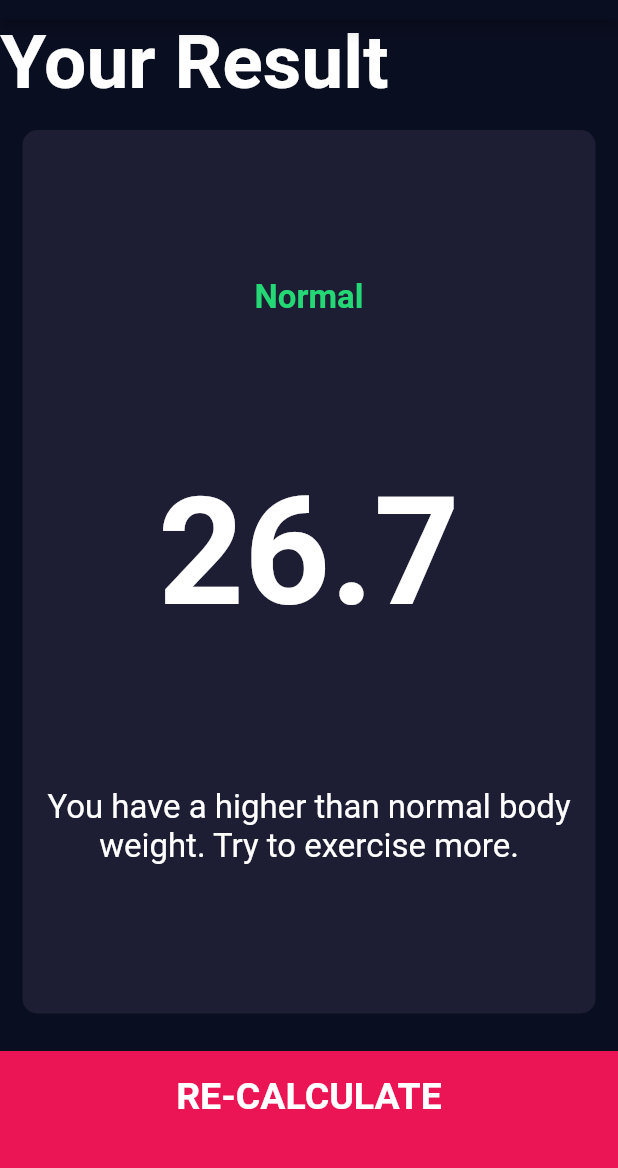
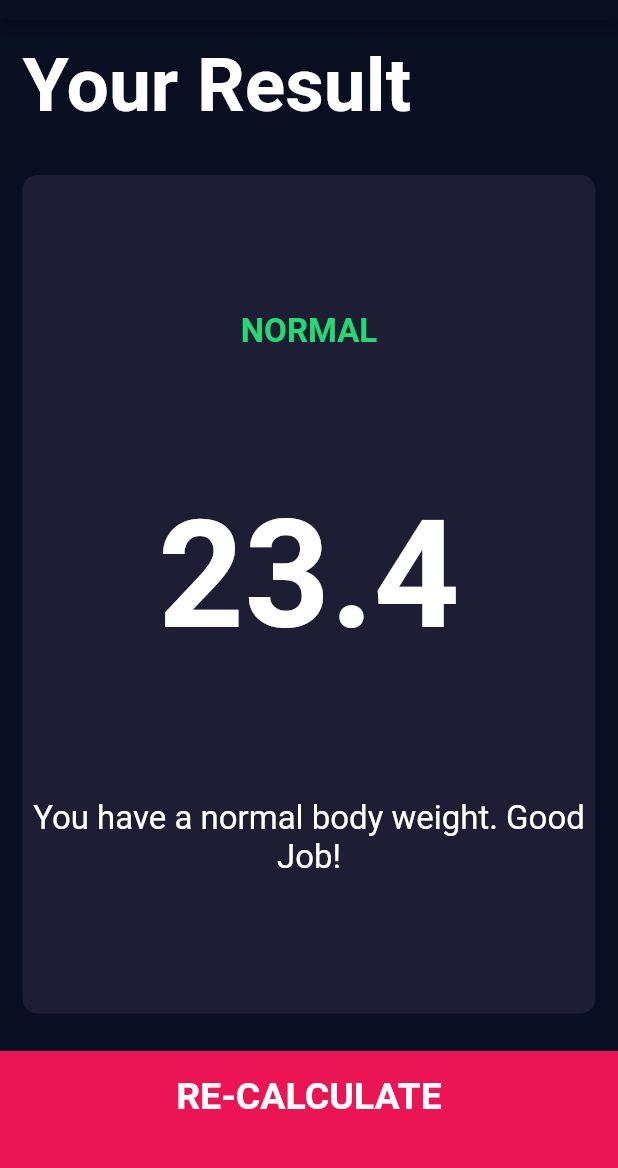
Before and after one commit to rgarbi/flutter_course_first_app, a Flutter app: the screen it shows after launch, after a tap on "CALCULATE", on a phone screen of 412 x 824 dp, the part 65-1233 px from its top. Run offline on Flutter 3.47's test engine with Material 2 defaults, Android fonts, the light colour scheme and no system bars; our stand-ins replace audioplayers, font_awesome_flutter, rflutter_alert; network calls fail.

Commit message:
fix things

```diff
--- /dev/null
+++ b/bmi_calculator/lib/calculator_brain.dart
@@ -0,0 +1,38 @@
+import 'dart:math';
+
+class CalculatorBrain {
+  final int height;
+  final int weight;
+
+  CalculatorBrain(this.height, this.weight);
+
+  double _calculateBMI() {
+    return weight / pow(height, 2) * 703;
+  }
+
+  String calculateBMI() {
+    return _calculateBMI().toStringAsFixed(1);
+  }
+
+  String getResult() {
+    double bmi = _calculateBMI();
+    if (bmi >= 25) {
+      return 'Overweight';
+    } else if (bmi > 18.5) {
+      return 'Normal';
+    } else {
+      return 'Underweight';
+    }
+  }
+
+  String getInterpretation() {
+    double bmi = _calculateBMI();
+    if (bmi >= 25) {
+      return 'You have a higher than normal body weight. Try to exercise more.';
+    } else if (bmi > 18.5) {
+      return 'You have a normal body weight. Good Job!';
+    } else {
+      return 'You have a lower than normal body weight. You can eat as bit more.';
+    }
+  }
+}
--- /dev/null
+++ b/bmi_calculator/lib/components/bottom_button.dart
@@ -0,0 +1,28 @@
+import 'package:bmi_calculator/constants.dart';
+import 'package:flutter/material.dart';
+import 'package:flutter/widgets.dart';
+
+class BottomButton extends StatelessWidget {
+  final String text;
+  final Function onPressed;
+
+  BottomButton({this.text, this.onPressed});
+
+  @override
+  Widget build(BuildContext context) {
+    return Container(
+      color: kBottomButtonColor,
+      margin: EdgeInsets.only(top: 10),
+      width: double.infinity,
+      padding: EdgeInsets.only(bottom: 20),
+      height: kBottomContainerHeight,
+      child: FlatButton(
+        child: Text(
+          text,
+          style: kLargeButtonTextStyle,
+        ),
+        onPressed: onPressed,
+      ),
+    );
+  }
+}
--- a/bmi_calculator/lib/icon_content.dart
+++ b/bmi_calculator/lib/components/icon_content.dart
@@ -1,6 +1,6 @@
 import 'package:flutter/material.dart';
 
-import 'constants.dart';
+import '../constants.dart';
 
 
 class IconContentWidget extends StatelessWidget {
--- a/bmi_calculator/lib/reusable_content.dart
+++ b/bmi_calculator/lib/components/reusable_content.dart
@@ -1,6 +1,6 @@
 import 'package:flutter/material.dart';
 
-import 'constants.dart';
+import '../constants.dart';
 
 class ReusableCard extends StatelessWidget {
   final Color color;
--- /dev/null
+++ b/bmi_calculator/lib/components/round_icon_button.dart
@@ -0,0 +1,22 @@
+import 'package:flutter/material.dart';
+
+class RoundIconButton extends StatelessWidget {
+  final IconData icon;
+  final Function onPressed;
+  final Function onLongPress;
+
+  RoundIconButton({this.icon, this.onPressed, this.onLongPress});
+
+  @override
+  Widget build(BuildContext context) {
+    return RawMaterialButton(
+      onPressed: onPressed,
+      onLongPress: onLongPress,
+      shape: CircleBorder(),
+      fillColor: Color(0xFF4C4F5E),
+      constraints: BoxConstraints.tightFor(width: 56.0, height: 56.0),
+      elevation: 6.0,
+      child: Icon(icon),
+    );
+  }
+}
--- a/bmi_calculator/lib/main.dart
+++ b/bmi_calculator/lib/main.dart
@@ -1,7 +1,5 @@
-import 'package:bmi_calculator/input_page.dart';
-import 'package:bmi_calculator/result_page.dart';
+import 'package:bmi_calculator/screens/input_page.dart';
 import 'package:flutter/material.dart';
-
 
 void main() => runApp(BMICalculator());
 
@@ -19,7 +17,6 @@ class BMICalculator extends StatelessWidget {
       initialRoute: '/',
       routes: {
         '/': (context) => InputPage(),
-        '/result': (context) => ResultPage(),
       },
     );
   }
--- a/bmi_calculator/lib/input_page.dart
+++ b/bmi_calculator/lib/screens/input_page.dart
@@ -1,9 +1,13 @@
-import 'package:bmi_calculator/reusable_content.dart';
+import 'package:bmi_calculator/calculator_brain.dart';
+import 'package:bmi_calculator/components/reusable_content.dart';
+import 'package:bmi_calculator/components/round_icon_button.dart';
+import 'package:bmi_calculator/screens/result_page.dart';
 import 'package:flutter/material.dart';
 import 'package:font_awesome_flutter/font_awesome_flutter.dart';
 
-import 'constants.dart';
-import 'icon_content.dart';
+import '../components/bottom_button.dart';
+import '../components/icon_content.dart';
+import '../constants.dart';
 
 class InputPage extends StatefulWidget {
   @override
@@ -254,21 +258,18 @@ class _InputPageState extends State<InputPage> {
                 ],
               ),
             ),
-            Container(
-              color: kBottomButtonColor,
-              margin: EdgeInsets.only(top: 10),
-              width: double.infinity,
-              padding: EdgeInsets.only(bottom: 20),
-              height: kBottomContainerHeight,
-              child: FlatButton(
-                child: Text(
-                  'CALCULATE',
-                  style: kLargeButtonTextStyle,
-                ),
-                onPressed: () {
-                  Navigator.pushNamed(context, '/result');
-                },
-              ),
+            BottomButton(
+              text: 'CALCULATE',
+              onPressed: () {
+                CalculatorBrain calc = new CalculatorBrain(height, weight);
+                Navigator.push(
+                  context,
+                  MaterialPageRoute(
+                    builder: (context) => ResultPage(calc.calculateBMI(),
+                        calc.getResult(), calc.getInterpretation()),
+                  ),
+                );
+              },
             ),
           ],
         ),
@@ -276,24 +277,3 @@ class _InputPageState extends State<InputPage> {
     );
   }
 }
-
-class RoundIconButton extends StatelessWidget {
-  final IconData icon;
-  final Function onPressed;
-  final Function onLongPress;
-
-  RoundIconButton({this.icon, this.onPressed, this.onLongPress});
-
-  @override
-  Widget build(BuildContext context) {
-    return RawMaterialButton(
-      onPressed: onPressed,
-      onLongPress: onLongPress,
-      shape: CircleBorder(),
-      fillColor: Color(0xFF4C4F5E),
-      constraints: BoxConstraints.tightFor(width: 56.0, height: 56.0),
-      elevation: 6.0,
-      child: Icon(icon),
-    );
-  }
-}
--- a/bmi_calculator/lib/result_page.dart
+++ b/bmi_calculator/lib/screens/result_page.dart
@@ -1,13 +1,15 @@
+import 'package:bmi_calculator/components/bottom_button.dart';
+import 'package:bmi_calculator/components/reusable_content.dart';
 import 'package:bmi_calculator/constants.dart';
-import 'package:bmi_calculator/reusable_content.dart';
 import 'package:flutter/material.dart';
 
-class ResultPage extends StatefulWidget {
-  @override
-  _ResultPageState createState() => _ResultPageState();
-}
+class ResultPage extends StatelessWidget {
+  final String bmiResult;
+  final String resultText;
+  final String interpretation;
 
-class _ResultPageState extends State<ResultPage> {
+  ResultPage(this.bmiResult, this.resultText, this.interpretation);
+
   @override
   Widget build(BuildContext context) {
     return Scaffold(
@@ -22,6 +24,8 @@ class _ResultPageState extends State<ResultPage> {
               children: <Widget>[
                 Expanded(
                   child: Container(
+                    padding: EdgeInsets.all(15),
+                    alignment: Alignment.bottomLeft,
                     child: Text(
                       'Your Result',
                       style: kTitleTextStyle,
@@ -40,16 +44,16 @@ class _ResultPageState extends State<ResultPage> {
                   crossAxisAlignment: CrossAxisAlignment.center,
                   children: <Widget>[
                     Text(
-                      'Normal',
+                      resultText.toUpperCase(),
                       style: TextStyle(
                         color: Color(0xFF24D876),
                         fontSize: 22,
                         fontWeight: FontWeight.bold,
                       ),
                     ),
-                    Text('26.7', style: kBMITextStyle),
+                    Text(bmiResult, style: kBMITextStyle),
                     Text(
-                      'You have a higher than normal body weight. Try to exercise more.',
+                      interpretation,
                       style: kDescriptionTextStyle,
                       textAlign: TextAlign.center,
                     ),
@@ -57,21 +61,11 @@ class _ResultPageState extends State<ResultPage> {
                 ),
               ),
             ),
-            Container(
-              color: kBottomButtonColor,
-              margin: EdgeInsets.only(top: 10),
-              width: double.infinity,
-              padding: EdgeInsets.only(bottom: 20),
-              height: kBottomContainerHeight,
-              child: FlatButton(
-                child: Text(
-                  'RE-CALCULATE',
-                  style: kLargeButtonTextStyle,
-                ),
-                onPressed: () {
-                  Navigator.pushNamed(context, '/');
-                },
-              ),
+            BottomButton(
+              text: 'RE-CALCULATE',
+              onPressed: () {
+                Navigator.pop(context);
+              },
             ),
           ],
         ),
```
Also changed, not shown: 1 other file.
